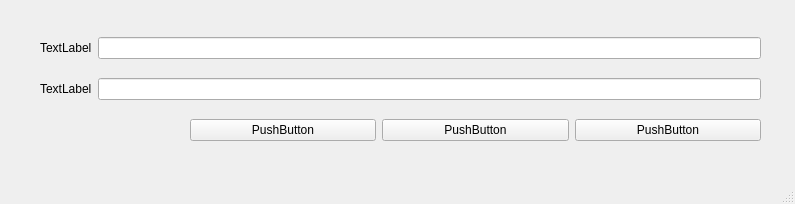
Old version of the form aula_07/mainwindow.ui in the repository marconetsf/qtLearning.
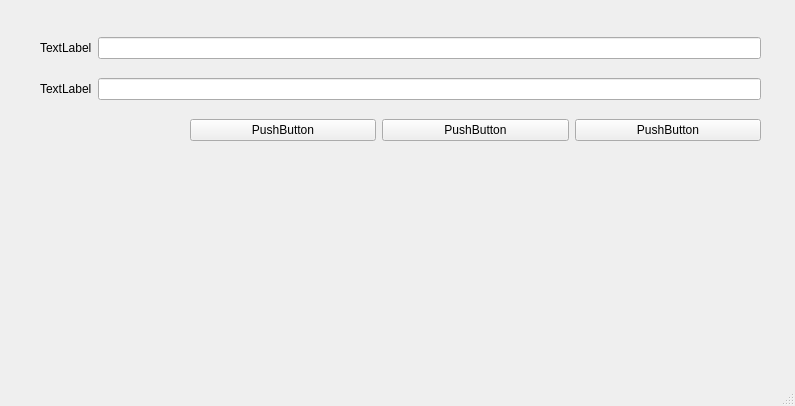
New version of the form.

The edit to the form file:
```diff
--- a/aula_07/mainwindow.ui
+++ b/aula_07/mainwindow.ui
@@ -7,7 +7,7 @@
     <x>0</x>
     <y>0</y>
     <width>795</width>
-    <height>204</height>
+    <height>406</height>
    </rect>
   </property>
   <property name="windowTitle">
```
